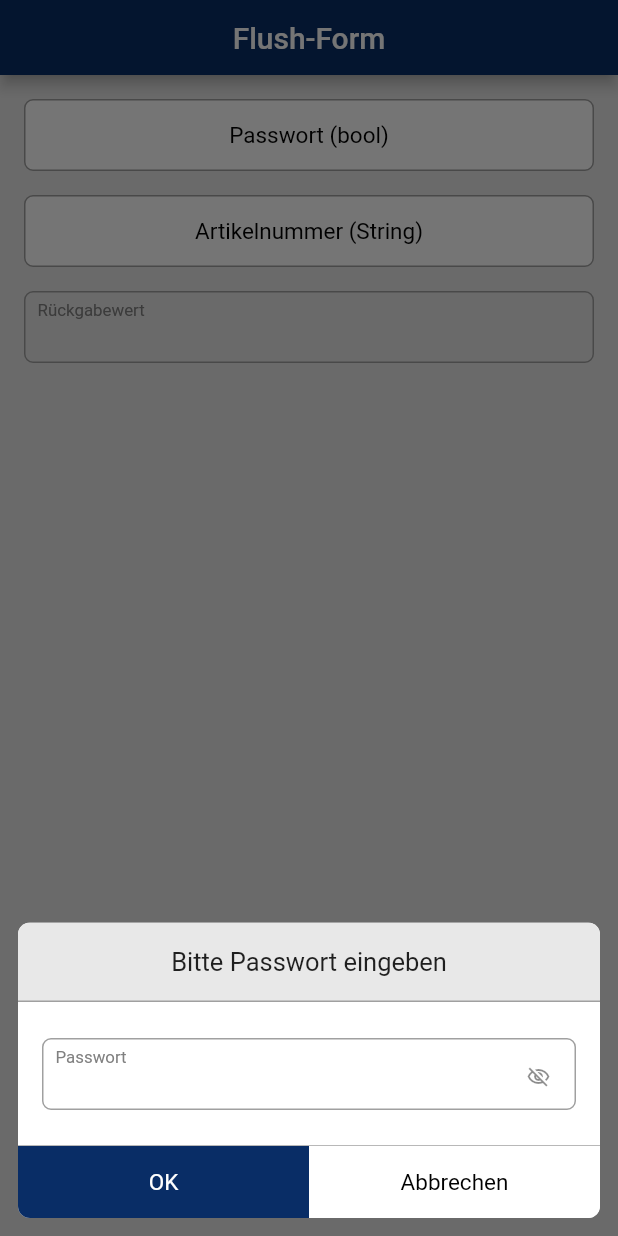
After one commit to thomasrobkedev/flutter_pickliste_widgets, a Flutter app: the FlushPage screen opened by its route, after a tap on "Passwort (bool)", on a phone screen of 412 x 824 dp. The commit adds this screen. Run offline on Flutter 3.47's test engine with Material 2 defaults, Android fonts, the phone set to English and light mode, and no system bars; our stand-ins replace dio, equatable, flutter_bloc, get_it, go_router, package_info_plus; missing offline and left inert: network_info_plus.

Commit message:
flush form, example seite

```diff
--- a/example/lib/core/routing/router.dart
+++ b/example/lib/core/routing/router.dart
@@ -5,8 +5,9 @@ import 'package:go_router/go_router.dart';
 import '../../features/counter/presentation/view/page.dart';
 import '../../features/diagnostics/domain/use_cases/get_house_number_url.dart';
 import '../../features/diagnostics/domain/use_cases/get_items.dart';
+import '../../features/flush/presentation/view/page.dart';
+import '../../features/form/presentation/view/page.dart';
 import '../../features/home/presentation/view/page.dart';
-import '../../features/playground/presentation/view/page.dart';
 
 final router = GoRouter(
   debugLogDiagnostics: true,
@@ -27,10 +28,17 @@ final router = GoRouter(
       ),
     ),
     GoRoute(
-      path: '/playground',
+      path: '/form',
       pageBuilder: (context, state) => CupertinoPage<void>(
         key: state.pageKey,
-        child: const PlaygroundPage(),
+        child: const FormPage(),
+      ),
+    ),
+    GoRoute(
+      path: '/flush',
+      pageBuilder: (context, state) => CupertinoPage<void>(
+        key: state.pageKey,
+        child: const FlushPage(),
       ),
     ),
     GoRoute(
--- /dev/null
+++ b/example/lib/features/flush/presentation/view/page.dart
@@ -0,0 +1,77 @@
+import 'package:flutter/material.dart';
+import 'package:flutter/services.dart';
+import 'package:flutter_pickliste_widgets/flutter_pickliste_widgets.dart';
+
+class FlushPage extends StatefulWidget {
+  const FlushPage({super.key});
+
+  @override
+  State<FlushPage> createState() => _FlushPageState();
+}
+
+class _FlushPageState extends State<FlushPage> {
+  final textEditingController = TextEditingController();
+
+  @override
+  Widget build(BuildContext context) {
+    return Scaffold(
+      appBar: AppBar(title: const Text('Flush-Form')),
+      backgroundColor: const Color(kMenuBackgroundColor),
+      body: SingleChildScrollView(
+        child: Container(
+          padding: const EdgeInsets.all(8),
+          child: Column(
+            children: [
+              PicklisteTextButton(
+                testKey: const ValueKey('flush-form-button-bool'),
+                caption: 'Passwort (bool)',
+                onPressed: () async {
+                  final result = await PicklisteFlushForm<bool>(
+                    context: context,
+                    introText: 'Bitte Passwort eingeben', // AppLocalizations.of(context)!.general__please_enter_password,
+                    labelText: 'Passwort', // AppLocalizations.of(context)!.general__password,
+                    password: true,
+                    isValid: (String value) => value == 'dev',
+                    getSuccessReturnValue: (String _) => true,
+                    keyboardType: TextInputType.visiblePassword,
+                    inputFormatters: [
+                      LengthLimitingTextInputFormatter(16),
+                    ],
+                  ).show();
+                  setState(() => textEditingController.text = result == true ? 'valid' : '---');
+                },
+              ),
+              PicklisteTextButton(
+                testKey: const ValueKey('flush-form-button-string'),
+                caption: 'Artikelnummer (String)',
+                onPressed: () async {
+                  final result = await PicklisteFlushForm<String>(
+                    context: context,
+                    introText: 'Bitte Artikelnummer eingeben',
+                    labelText: 'Artikelnummer', // AppLocalizations.of(context)!.general__product_number,
+                    isValid: (String value) => value == '79',
+                    getSuccessReturnValue: (String value) => value,
+                    keyboardType: TextInputType.number,
+                    inputFormatters: [
+                      LengthLimitingTextInputFormatter(7),
+                      FilteringTextInputFormatter.allow(RegExp(r'[0-9]')),
+                    ],
+                  ).show();
+                  setState(() => textEditingController.text = result ?? '---');
+                },
+              ),
+              PicklisteTextField(
+                enabled: false,
+                labelText: 'Rückgabewert',
+                testKey: const ValueKey('flush-form-return-value'),
+                controller: textEditingController,
+                keyboardType: TextInputType.text,
+                onFieldSubmitted: (value) => setState(() {}),
+              ),
+            ],
+          ),
+        ),
+      ),
+    );
+  }
+}
--- a/example/lib/features/playground/presentation/view/page.dart
+++ b/example/lib/features/form/presentation/view/page.dart
@@ -1,16 +1,14 @@
 import 'package:flutter/material.dart';
 import 'package:flutter_pickliste_widgets/flutter_pickliste_widgets.dart';
 
-class PlaygroundPage extends StatefulWidget {
-  static const routeName = '/';
-
-  const PlaygroundPage({super.key});
+class FormPage extends StatefulWidget {
+  const FormPage({super.key});
 
   @override
-  State<PlaygroundPage> createState() => _PlaygroundPageState();
+  State<FormPage> createState() => _FormPageState();
 }
 
-class _PlaygroundPageState extends State<PlaygroundPage> {
+class _FormPageState extends State<FormPage> {
   bool isEnabled = true;
   bool isLoading = false;
   int dropdownValue = 1;
@@ -22,9 +20,8 @@ class _PlaygroundPageState extends State<PlaygroundPage> {
   @override
   Widget build(BuildContext context) {
     return Scaffold(
-      appBar: AppBar(
-        title: const Text('Playground'),
-      ),
+      appBar: AppBar(title: const Text('Playground')),
+      backgroundColor: const Color(kMenuBackgroundColor),
       body: GestureDetector(
         onTap: (() {
           focusNode.unfocus();
--- a/example/lib/features/home/presentation/view/page.dart
+++ b/example/lib/features/home/presentation/view/page.dart
@@ -14,7 +14,7 @@ class _HomePageState extends State<HomePage> {
   Widget build(BuildContext context) {
     return Scaffold(
       appBar: AppBar(
-        title: const Text('Home'),
+        title: const Text('Flutter Pickliste Widgets'),
       ),
       body: SingleChildScrollView(
         child: Column(
@@ -26,10 +26,16 @@ class _HomePageState extends State<HomePage> {
               onTap: () => context.push('/counter'),
             ),
             ListTile(
-              title: const Text('Playground'),
-              leading: const Icon(Icons.sentiment_satisfied_alt),
+              title: const Text('FlushForm'),
+              leading: const Icon(Icons.output),
               trailing: const Icon(Icons.chevron_right),
-              onTap: () => context.push('/playground'),
+              onTap: () => context.push('/flush'),
+            ),
+            ListTile(
+              title: const Text('Formular Elemente'),
+              leading: const Icon(Icons.output),
+              trailing: const Icon(Icons.chevron_right),
+              onTap: () => context.push('/form'),
             ),
             ListTile(
               title: const Text('Diagnose'),
--- a/lib/flutter_pickliste_widgets.dart
+++ b/lib/flutter_pickliste_widgets.dart
@@ -1,7 +1,10 @@
 library flutter_pickliste_widgets;
 
+export 'src/core/enums/testkey.dart';
 export 'src/core/extensions/list_divided.dart';
 export 'src/core/theme/global_theme.dart';
+export 'src/core/theme/theme_const.dart';
+export 'src/core/widgets/flush/form.dart';
 export 'src/core/widgets/form/checkbox.dart';
 export 'src/core/widgets/form/dropdown.dart';
 export 'src/core/widgets/form/radio.dart';
--- a/lib/src/core/enums/testkey.dart
+++ b/lib/src/core/enums/testkey.dart
@@ -3,6 +3,12 @@
 enum Testkey {
   diagnostics_page,
   diagnostics_toast,
+
+  flushForm,
+  flushForm_ok,
+  flushForm_cancel,
+  flushForm_input,
+  flushForm_error,
 }
 
 extension TestkeyExtension on Testkey {
--- /dev/null
+++ b/lib/src/core/widgets/flush/container.dart
@@ -0,0 +1,43 @@
+import 'package:flutter/material.dart';
+
+class PicklisteFlushContainer extends StatelessWidget {
+  final BuildContext context;
+  final void Function()? onTap;
+  final Future<bool> Function()? onWillPop;
+  final ValueKey<String>? testKey;
+  final Widget child;
+
+  const PicklisteFlushContainer({
+    required this.context,
+    this.onTap,
+    this.onWillPop,
+    this.testKey,
+    required this.child,
+    Key? key,
+  }) : super(key: key);
+
+  @override
+  Widget build(BuildContext context) {
+    return GestureDetector(
+      onTap: onTap,
+      child: WillPopScope(
+        onWillPop: onWillPop ?? () async => false,
+        child: Container(
+          color: Colors.transparent,
+          padding: EdgeInsets.fromLTRB(12, 12, 12, 12 + MediaQuery.of(context).viewInsets.bottom),
+          child: SingleChildScrollView(
+            child: ClipRRect(
+              borderRadius: BorderRadius.circular(8),
+              child: Container(
+                key: testKey,
+                alignment: Alignment.bottomCenter,
+                color: Colors.white,
+                child: child,
+              ),
+            ),
+          ),
+        ),
+      ),
+    );
+  }
+}
--- /dev/null
+++ b/lib/src/core/widgets/flush/form.dart
@@ -0,0 +1,165 @@
+import 'package:flutter/material.dart';
+import 'package:flutter/services.dart';
+
+import '../../enums/testkey.dart';
+import '../../theme/theme_const.dart';
+import '../form/text_field.dart';
+import '../misc/intro_container.dart';
+import 'container.dart';
+
+class PicklisteFlushForm<T> extends StatefulWidget {
+  final BuildContext context;
+  final String introText;
+  final String labelText;
+  final String? okText;
+  final String? cancelText;
+  final String? failText;
+  final bool password;
+  final TextInputType? keyboardType;
+  final List<TextInputFormatter>? inputFormatters;
+  final bool Function(String) isValid;
+  final T Function(String) getSuccessReturnValue;
+
+  const PicklisteFlushForm({
+    required this.context,
+    required this.introText,
+    required this.labelText,
+    this.okText,
+    this.cancelText,
+    this.failText,
+    this.password = false,
+    this.keyboardType = TextInputType.text,
+    this.inputFormatters,
+    required this.isValid,
+    required this.getSuccessReturnValue,
+    Key? key,
+  }) : super(key: key);
+
+  @override
+  State<PicklisteFlushForm<T>> createState() => _PicklisteFlushFormState<T>();
+
+  Future<T?> show() async {
+    return await showModalBottomSheet<T>(
+      context: context,
+      backgroundColor: Colors.transparent,
+      isScrollControlled: true,
+      isDismissible: false,
+      enableDrag: false,
+      builder: (BuildContext context) => this,
+    );
+  }
+}
+
+class _PicklisteFlushFormState<T> extends State<PicklisteFlushForm<T>> {
+  final controller = TextEditingController();
+  final focusNode = FocusNode();
+  bool isValid = true;
+
+  void close(BuildContext context, T? value) {
+    Navigator.of(context).pop<T>(value);
+  }
+
+  void submit(BuildContext context) {
+    if (widget.isValid(controller.text)) {
+      close(context, widget.getSuccessReturnValue(controller.text));
+    } else {
+      setState(() => isValid = false);
+      focusNode.requestFocus();
+    }
+  }
+
+  @override
+  Widget build(BuildContext context) {
+    return PicklisteFlushContainer(
+      context: context,
+      testKey: const ValueKey('flush-form'),
+      child: _content(context),
+    );
+  }
+
+  Widget _content(BuildContext context) {
+    return Column(
+      children: [
+        PicklisteIntroContainer.withTextOnly(text: widget.introText),
+        Container(
+          padding: const EdgeInsets.symmetric(horizontal: 8, vertical: 16),
+          child: Column(
+            children: [
+              PicklisteTextField(
+                controller: controller,
+                focusNode: focusNode,
+                password: widget.password,
+                keyboardType: widget.keyboardType,
+                inputFormatters: widget.inputFormatters,
+                labelText: widget.labelText,
+                onFieldSubmitted: (String _) => submit(context),
+                onTapSelectAll: false,
+                testKey: ValueKey(Testkey.flushForm_input.toString()),
+              ),
+              Visibility(
+                visible: !isValid,
+                child: Container(
+                  width: double.infinity,
+                  padding: const EdgeInsets.only(left: 16),
+                  child: Text(
+                    key: ValueKey(Testkey.flushForm_error.toString()),
+                    widget.failText ?? 'Ungültige Eingabe', // AppLocalizations.of(context)!.general__invalid_input,
+                    style: const TextStyle(color: Colors.red, fontSize: kFontSizeSmall),
+                  ),
+                ),
+              ),
+            ],
+          ),
+        ),
+        const Divider(color: Color(kContainerBorderColor)),
+        SizedBox(
+          height: 48,
+          child: Row(
+            crossAxisAlignment: CrossAxisAlignment.stretch,
+            children: [
+              _button(
+                context,
+                caption: widget.okText ?? 'OK', // AppLocalizations.of(context)!.general__ok,
+                primary: true,
+                onPressed: () => submit(context),
+                testKey: ValueKey(Testkey.flushForm_ok.toString()),
+              ),
+              const VerticalDivider(color: Color(kContainerBorderColor)),
+              _button(
+                context,
+                // TODO: Übersetzung
+                caption: widget.cancelText ?? 'Abbrechen', // AppLocalizations.of(context)!.general__cancel,
+                primary: false,
+                onPressed: () => close(context, null),
+                testKey: ValueKey(Testkey.flushForm_cancel.toString()),
+              ),
+            ],
+          ),
+        ),
+      ],
+    );
+  }
+
+  Widget _button(
+    BuildContext context, {
+    required String caption,
+    required bool primary,
+    required Function() onPressed,
+    required ValueKey<String> testKey,
+  }) {
+    return Expanded(
+      child: TextButton(
+        key: testKey,
+        onPressed: onPressed,
+        style: TextButton.styleFrom(
+          foregroundColor: primary ? Colors.white : Colors.black,
+          textStyle: const TextStyle(fontSize: kFontSizeDefault),
+          backgroundColor: primary ? Theme.of(context).primaryColor : Colors.white,
+          shape: const RoundedRectangleBorder(borderRadius: BorderRadius.zero),
+          side: BorderSide.none,
+        ),
+        child: Text(caption),
+      ),
+    );
+  }
+}
--- /dev/null
+++ b/lib/src/injector.dart
@@ -0,0 +1,22 @@
+import 'package:dio/dio.dart';
+import 'package:get_it/get_it.dart';
+
+import 'features/diagnostics/data/repository.dart';
+import 'features/diagnostics/domain/use_cases/get_date_time.dart';
+
+final injector = GetIt.instance;
+
+Future<void> initializeDependencies() async {
+  // Dio client
+  injector.registerSingleton<Dio>(Dio());
+
+  // Diagnostics, repository
+  injector.registerSingleton<PicklisteDiagnosticsRepository>(
+    PicklisteDiagnosticsRepository(),
+  );
+
+  // Diagnostics, use cases
+  injector.registerSingleton<PicklisteDiagnosticsUseCaseGetDateTime>(PicklisteDiagnosticsUseCaseGetDateTime());
+
+  // Diagnostics, bloc
+}
--- a/pubspec.yaml
+++ b/pubspec.yaml
@@ -1,6 +1,6 @@
 name: flutter_pickliste_widgets
 description: Eine Sammlung von Flutter-Widgets und -Code.
-version: 0.0.2+3
+version: 0.0.2+4
 homepage:
 
 environment:
@@ -13,6 +13,8 @@ dependencies:
   flutter:
     sdk: flutter
   flutter_bloc: ^8.1.1
+  get_it: ^7.2.0
+  http: ^0.13.5
 
 dev_dependencies:
   flutter_test:
```
Also changed, not shown: example/lib/core/enums/testkey.dart (line endings or trailing spaces), example/pubspec.lock.
